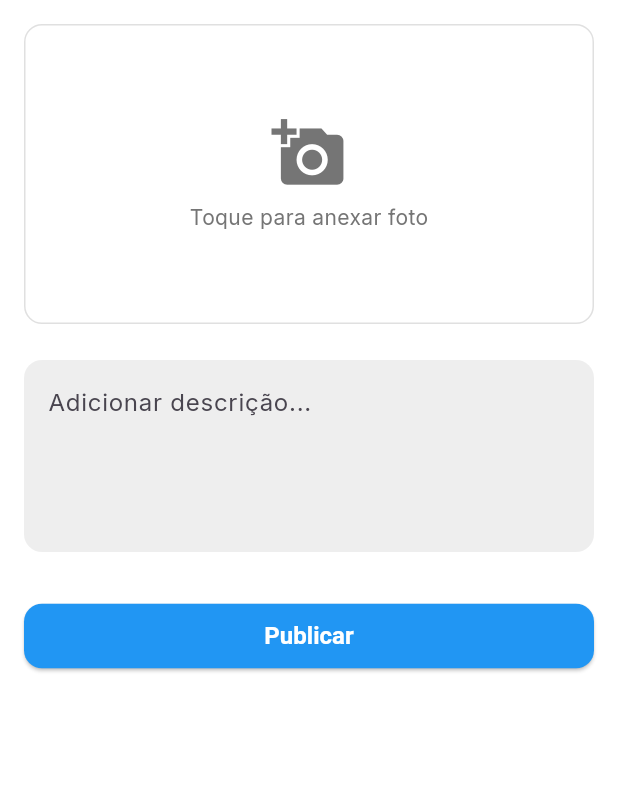
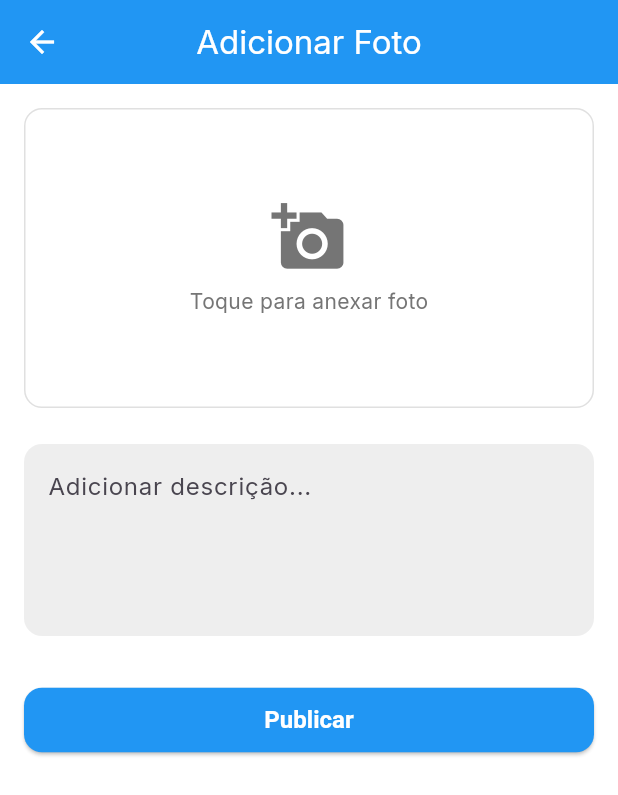
Before and after one commit to MiguelDB-ES/sajin, a Flutter app: the AddPhotoScreen screen opened directly, on a phone screen of 412 x 824 dp. Shown: the top 795 px of the screen. Run offline on Flutter 3.47's test engine with Material 3 defaults, Android fonts, the phone set to English and light mode, and no system bars; our stand-ins replace font_awesome_flutter, google_fonts, image_picker, sqflite; accounts and stored records are empty.

```diff
--- a/lib/screens/add_photo_screen.dart
+++ b/lib/screens/add_photo_screen.dart
@@ -103,7 +103,12 @@ class _AddPhotoScreenState extends State<AddPhotoScreen> {
 
   @override
   Widget build(BuildContext context) {
-    return Padding(
+    return Scaffold( // Adicionado Scaffold aqui
+      appBar: AppBar(
+        title: const Text('Adicionar Foto'),
+        centerTitle: true,
+      ),
+      body: Padding(
         padding: const EdgeInsets.all(16.0),
         child: SingleChildScrollView(
           child: Column(
@@ -169,6 +174,7 @@ class _AddPhotoScreenState extends State<AddPhotoScreen> {
             ],
           ),
         ),
+      ),
     );
   }
 }
```
Lines whose indentation alone changed are shown as unchanged.
